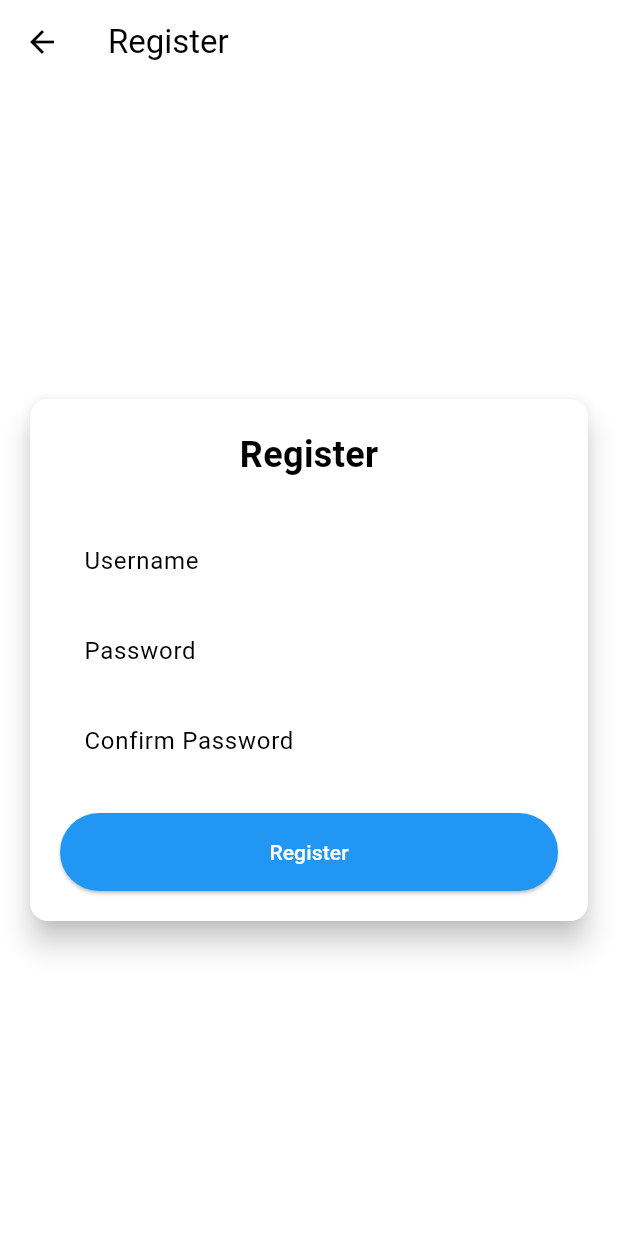
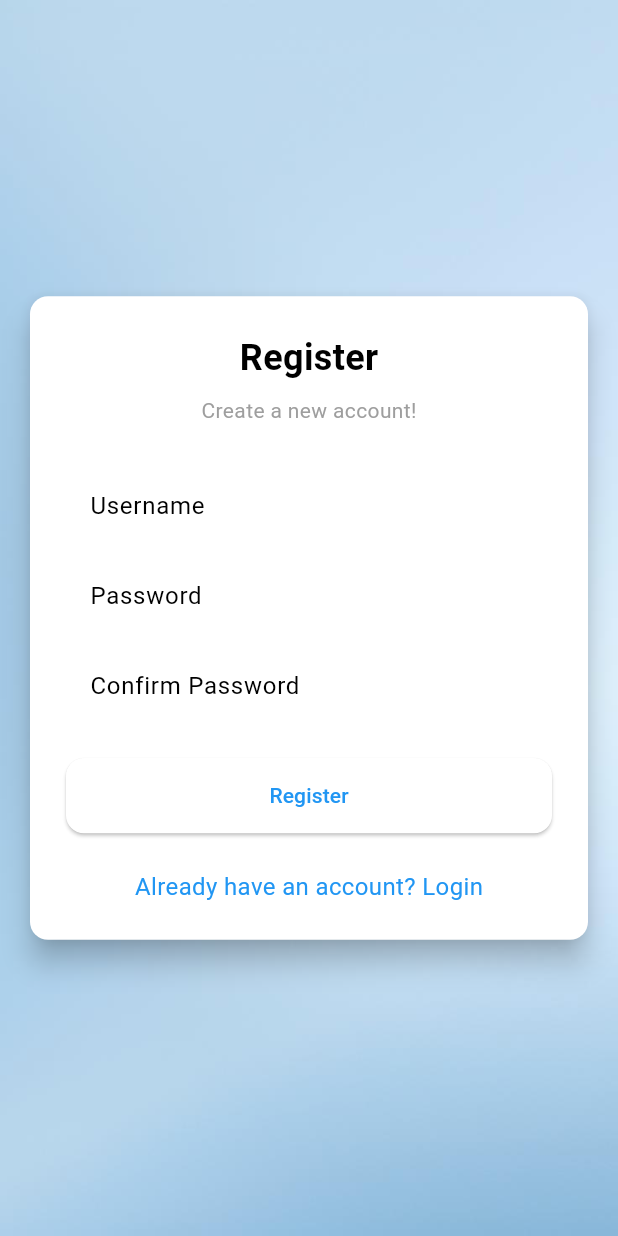
Before and after one commit to SirinAX/Ao-Eleven-Mobile, a Flutter app: the screen it shows after launch, after a tap on "Don't have an account? Register", on a phone screen of 412 x 824 dp. Run offline on Flutter 3.47's test engine with Material 3 defaults, Android fonts, the phone set to English and light mode, and no system bars; missing offline and left inert: pbp_django_auth.

Commit message:
Proses design

```diff
--- a/lib/screens/login.dart
+++ b/lib/screens/login.dart
@@ -1,29 +1,8 @@
-import '../screens/menu.dart';
 import 'package:flutter/material.dart';
 import 'package:pbp_django_auth/pbp_django_auth.dart';
 import 'package:provider/provider.dart';
+import '../screens/menu.dart';
 import '../screens/register.dart';
-
-void main() {
-  runApp(const LoginApp());
-}
-
-class LoginApp extends StatelessWidget {
-  const LoginApp({super.key});
-
-  @override
-  Widget build(BuildContext context) {
-    return MaterialApp(
-      title: 'Login',
-      theme: ThemeData(
-        useMaterial3: true,
-        colorScheme: ColorScheme.fromSwatch(primarySwatch: Colors.blue)
-          .copyWith(secondary: Colors.blueAccent[400]),
-      ),
-      home: const LoginPage(),
-    );
-  }
-}
 
 class LoginPage extends StatefulWidget {
   const LoginPage({super.key});
@@ -35,95 +14,96 @@ class LoginPage extends StatefulWidget {
 class _LoginPageState extends State<LoginPage> {
   final TextEditingController _usernameController = TextEditingController();
   final TextEditingController _passwordController = TextEditingController();
+  bool _loading = false; // Untuk overlay loading
 
   @override
   Widget build(BuildContext context) {
     final request = context.watch<CookieRequest>();
 
     return Scaffold(
-        appBar: AppBar(
-            title: const Text('Login'),
-             automaticallyImplyLeading: false,
+      body: Stack(
+        children: [
+
+          SizedBox.expand(
+            child: Image.asset(
+              'assets/images/bckgroundblue.jpg',
+              fit: BoxFit.cover,
             ),
-        body: Center(
+          ),
+          // Container(
+          //   color: Colors.black.withOpacity(0.3), // Overlay gelap supaya teks kelihatan
+          // ),
+
+
+          Center(
             child: SingleChildScrollView(
               padding: const EdgeInsets.all(16.0),
               child: Card(
                 elevation: 8,
-                shape: RoundedRectangleBorder(
-                  borderRadius: BorderRadius.circular(12.0),
-                ),
+                shape: RoundedRectangleBorder(borderRadius: BorderRadius.circular(12)),
                 child: Padding(
-              padding: const EdgeInsets.all(20.0),
+                  padding: const EdgeInsets.all(24.0),
                   child: Column(
                     mainAxisSize: MainAxisSize.min,
                     children: [
                       const Text(
-                    'Login',
-                    style: TextStyle(
-                      fontSize: 24.0,
-                      fontWeight: FontWeight.bold,
+                        'Sign In',
+                        style: TextStyle(fontSize: 24, fontWeight: FontWeight.bold),
                       ),
+                      const SizedBox(height: 8),
+                      const Text(
+                        'Welcome back to Ao Eleven!',
+                        style: TextStyle(color: Colors.grey),
                       ),
-                  const SizedBox(height: 30.0),
+                      const SizedBox(height: 30),
                       TextField(
                         controller: _usernameController,
-                    decoration: const InputDecoration(
+                        decoration: InputDecoration(
                           labelText: 'Username',
                           hintText: 'Enter your username',
                           border: OutlineInputBorder(
-                        borderRadius: BorderRadius.all(Radius.circular(12.0)),
-                      ),
-                      contentPadding:
-                          EdgeInsets.symmetric(horizontal: 12.0, vertical: 8.0),
+                              borderRadius: BorderRadius.circular(12)),
+                          contentPadding: const EdgeInsets.symmetric(horizontal: 12, vertical: 8),
                         ),
                       ),
-                  const SizedBox(height: 12.0),
+                      const SizedBox(height: 12),
                       TextField(
                         controller: _passwordController,
-                    decoration: const InputDecoration(
+                        obscureText: true,
+                        decoration: InputDecoration(
                           labelText: 'Password',
                           hintText: 'Enter your password',
                           border: OutlineInputBorder(
-                        borderRadius: BorderRadius.all(Radius.circular(12.0)),
+                              borderRadius: BorderRadius.circular(12)),
+                          contentPadding: const EdgeInsets.symmetric(horizontal: 12, vertical: 8),
                         ),
-                      contentPadding:
-                          EdgeInsets.symmetric(horizontal: 12.0, vertical: 8.0),
                       ),
-                    obscureText: true,
-                  ),
-                  const SizedBox(height: 24.0),
+                      const SizedBox(height: 24),
+
                       ElevatedButton(
-                    onPressed: () async {
+                        onPressed: _loading ? null : () async {
+                          setState(() => _loading = true);
                           String username = _usernameController.text;
                           String password = _passwordController.text;
 
                           final response = await request.login(
                               "http://localhost:8000/auth/login/",
-                        {
-                          'username': username,
-                          'password': password,
-                        },
+                              {'username': username, 'password': password}
                           );
+
+                          setState(() => _loading = false);
+
                           if (request.loggedIn) {
-                        String message = response['message'];
-                        String uname = response['username'];
-                        if (context.mounted) {
+                            if (!mounted) return;
                             Navigator.pushReplacement(
                               context,
-                            MaterialPageRoute(
-                                builder: (context) => MyHomePage()),
+                              MaterialPageRoute(builder: (context) => MyHomePage()),
                             );
-                          ScaffoldMessenger.of(context)
-                            ..hideCurrentSnackBar()
-                            ..showSnackBar(
-                              SnackBar(
-                                  content:
-                                      Text("$message Welcome, $uname.")),
+                            ScaffoldMessenger.of(context).showSnackBar(
+                              SnackBar(content: Text("${response['message']} Welcome, ${response['username']}"))
                             );
-                        }
                           } else {
-                        if (context.mounted) {
+                            if (!mounted) return;
                             showDialog(
                               context: context,
                               builder: (context) => AlertDialog(
@@ -131,40 +111,40 @@ class _LoginPageState extends State<LoginPage> {
                                 content: Text(response['message']),
                                 actions: [
                                   TextButton(
+                                    onPressed: () => Navigator.pop(context),
                                     child: const Text('OK'),
-                                  onPressed: () {
-                                    Navigator.pop(context);
-                                  },
                                   ),
                                 ],
                               ),
                             );
                           }
-                      }
                         },
                         style: ElevatedButton.styleFrom(
-                      foregroundColor: Colors.white,
-                      minimumSize: Size(double.infinity, 50),
-                      backgroundColor: Theme.of(context).colorScheme.primary,
-                      padding: const EdgeInsets.symmetric(vertical: 16.0),
+                          minimumSize: const Size(double.infinity, 50),
+                          shape: RoundedRectangleBorder(borderRadius: BorderRadius.circular(12)),
                         ),
-                    child: const Text('Login'),
+                        child: _loading
+                            ? const SizedBox(
+                                width: 24,
+                                height: 24,
+                                child: CircularProgressIndicator(color: Colors.white, strokeWidth: 2),
+                              )
+                            : const Text('Sign In'),
                       ),
-                  const SizedBox(height: 36.0),
+
+                      const SizedBox(height: 24),
                       GestureDetector(
                         onTap: () {
                           Navigator.push(
                             context,
-                        MaterialPageRoute(
-                          builder: (context) => const RegisterPage(),
-                        ),
+                            MaterialPageRoute(builder: (context) => const RegisterPage()),
                           );
                         },
                         child: Text(
-                      'Don\'t have an account? Register',
+                          "Don't have an account? Register",
                           style: TextStyle(
                             color: Theme.of(context).colorScheme.primary,
-                        fontSize: 16.0,
+                            fontSize: 16,
                           ),
                         ),
                       ),
@@ -174,6 +154,8 @@ class _LoginPageState extends State<LoginPage> {
               ),
             ),
           ),
+        ],
+      ),
     );
   }
 }
--- a/lib/screens/register.dart
+++ b/lib/screens/register.dart
@@ -15,105 +15,106 @@ class _RegisterPageState extends State<RegisterPage> {
   final _usernameController = TextEditingController();
   final _passwordController = TextEditingController();
   final _confirmPasswordController = TextEditingController();
+  bool _loading = false; // overlay loading
 
   @override
   Widget build(BuildContext context) {
     final request = context.watch<CookieRequest>();
+
     return Scaffold(
-      appBar: AppBar(
-        title: const Text('Register'),
-        leading: IconButton(
-          icon: const Icon(Icons.arrow_back),
-          onPressed: () {
-            Navigator.pop(context);
-          },
+      body: Stack(
+        children: [
+          SizedBox.expand(
+            child: Image.asset(
+              'assets/images/bckgroundblue.jpg',
+              fit: BoxFit.cover,
             ),
           ),
-      body: Center(
+          // Container(
+          //   color: Colors.black.withOpacity(0.3), // overlay gelap
+          // ),
+
+          // 2️⃣ Center card
+          Center(
             child: SingleChildScrollView(
-          padding: const EdgeInsets.all(16.0),
+              padding: const EdgeInsets.all(16),
               child: Card(
                 elevation: 8,
                 shape: RoundedRectangleBorder(
-              borderRadius: BorderRadius.circular(12.0),
+                  borderRadius: BorderRadius.circular(12),
                 ),
                 child: Padding(
-              padding: const EdgeInsets.all(20.0),
+                  padding: const EdgeInsets.all(24),
                   child: Column(
                     mainAxisSize: MainAxisSize.min,
-                children: <Widget>[
+                    children: [
                       const Text(
                         'Register',
                         style: TextStyle(
-                      fontSize: 24.0,
-                      fontWeight: FontWeight.bold,
+                            fontSize: 24, fontWeight: FontWeight.bold),
                       ),
+                      const SizedBox(height: 8),
+                      const Text(
+                        'Create a new account!',
+                        style: TextStyle(color: Colors.grey),
                       ),
-                  const SizedBox(height: 30.0),
-                  TextFormField(
+                      const SizedBox(height: 30),
+
+                      // Username
+                      TextField(
                         controller: _usernameController,
-                    decoration: const InputDecoration(
+                        decoration: InputDecoration(
                           labelText: 'Username',
                           hintText: 'Enter your username',
                           border: OutlineInputBorder(
-                        borderRadius: BorderRadius.all(Radius.circular(12.0)),
+                              borderRadius: BorderRadius.circular(12)),
+                          contentPadding: const EdgeInsets.symmetric(
+                              horizontal: 12, vertical: 8),
                         ),
-                      contentPadding:
-                          EdgeInsets.symmetric(horizontal: 12.0, vertical: 8.0),
                       ),
-                    validator: (value) {
-                      if (value == null || value.isEmpty) {
-                        return 'Please enter your username';
-                      }
-                      return null;
-                    },
-                  ),
-                  const SizedBox(height: 12.0),
-                  TextFormField(
+                      const SizedBox(height: 12),
+
+                      // Password
+                      TextField(
                         controller: _passwordController,
-                    decoration: const InputDecoration(
+                        obscureText: true,
+                        decoration: InputDecoration(
                           labelText: 'Password',
                           hintText: 'Enter your password',
                           border: OutlineInputBorder(
-                        borderRadius: BorderRadius.all(Radius.circular(12.0)),
+                              borderRadius: BorderRadius.circular(12)),
+                          contentPadding: const EdgeInsets.symmetric(
+                              horizontal: 12, vertical: 8),
                         ),
-                      contentPadding:
-                          EdgeInsets.symmetric(horizontal: 12.0, vertical: 8.0),
                       ),
+                      const SizedBox(height: 12),
+
+                      // Confirm Password
+                      TextField(
+                        controller: _confirmPasswordController,
                         obscureText: true,
-                    validator: (value) {
-                      if (value == null || value.isEmpty) {
-                        return 'Please enter your password';
-                      }
-                      return null;
-                    },
-                  ),
-                  const SizedBox(height: 12.0),
-                  TextFormField(
-                    controller: _confirmPasswordController,
-                    decoration: const InputDecoration(
+                        decoration: InputDecoration(
                           labelText: 'Confirm Password',
                           hintText: 'Confirm your password',
                           border: OutlineInputBorder(
-                        borderRadius: BorderRadius.all(Radius.circular(12.0)),
+                              borderRadius: BorderRadius.circular(12)),
+                          contentPadding: const EdgeInsets.symmetric(
+                              horizontal: 12, vertical: 8),
                         ),
-                      contentPadding:
-                          EdgeInsets.symmetric(horizontal: 12.0, vertical: 8.0),
                       ),
-                    obscureText: true,
-                    validator: (value) {
-                      if (value == null || value.isEmpty) {
-                        return 'Please confirm your password';
-                      }
-                      return null;
-                    },
-                  ),
-                  const SizedBox(height: 24.0),
+                      const SizedBox(height: 24),
+
+                      // Register Button
                       ElevatedButton(
-                    onPressed: () async {
+                        onPressed: _loading
+                            ? null
+                            : () async {
+                                setState(() => _loading = true);
+
                                 String username = _usernameController.text;
                                 String password1 = _passwordController.text;
-                      String password2 = _confirmPasswordController.text;
+                                String password2 =
+                                    _confirmPasswordController.text;
 
                                 final response = await request.postJson(
                                   "http://localhost:8000/auth/register/",
@@ -124,34 +125,66 @@ class _RegisterPageState extends State<RegisterPage> {
                                   }),
                                 );
 
-                      if (context.mounted) {
+                                setState(() => _loading = false);
+
+                                if (!mounted) return;
+
                                 if (response['status'] == 'success') {
                                   ScaffoldMessenger.of(context).showSnackBar(
                                     const SnackBar(
-                              content: Text('Successfully registered!'),
+                                        content:
+                                            Text('Successfully registered!')),
+                                  );
+                                  Navigator.pushReplacement(
+                                    context,
+                                    MaterialPageRoute(
+                                        builder: (context) =>
+                                            const LoginPage()),
+                                  );
+                                } else {
+                                  ScaffoldMessenger.of(context).showSnackBar(
+                                    SnackBar(
+                                        content: Text(
+                                            response['message'] ??
+                                                'Failed to register!')),
+                                  );
+                                }
+                              },
+                        style: ElevatedButton.styleFrom(
+                          minimumSize: const Size(double.infinity, 50),
+                          shape: RoundedRectangleBorder(
+                              borderRadius: BorderRadius.circular(12)),
                         ),
-                          );
+                        child: _loading
+                            ? const SizedBox(
+                                width: 24,
+                                height: 24,
+                                child: CircularProgressIndicator(
+                                  color: Colors.white,
+                                  strokeWidth: 2,
+                                ),
+                              )
+                            : const Text('Register'),
+                      ),
+
+                      const SizedBox(height: 24),
+
+                      // Link ke Login
+                      GestureDetector(
+                        onTap: () {
                           Navigator.pushReplacement(
                             context,
                             MaterialPageRoute(
                                 builder: (context) => const LoginPage()),
                           );
-                        } else {
-                          ScaffoldMessenger.of(context).showSnackBar(
-                            const SnackBar(
-                              content: Text('Failed to register!'),
+                        },
+                        child: Text(
+                          "Already have an account? Login",
+                          style: TextStyle(
+                            color: Theme.of(context).colorScheme.primary,
+                            fontSize: 16,
                           ),
-                          );
-                        }
-                      }
-                    },
-                    style: ElevatedButton.styleFrom(
-                      foregroundColor: Colors.white,
-                      minimumSize: Size(double.infinity, 50),
-                      backgroundColor: Theme.of(context).colorScheme.primary,
-                      padding: const EdgeInsets.symmetric(vertical: 16.0),
                         ),
-                    child: const Text('Register'),
                       ),
                     ],
                   ),
@@ -159,6 +192,8 @@ class _RegisterPageState extends State<RegisterPage> {
               ),
             ),
           ),
+        ],
+      ),
     );
   }
 }
--- a/pubspec.yaml
+++ b/pubspec.yaml
@@ -64,6 +64,8 @@ flutter:
   # assets:
   #   - images/a_dot_burr.jpeg
   #   - images/a_dot_ham.jpeg
+  assets:
+    - assets/images/
 
   # An image asset can refer to one or more resolution-specific "variants", see
   # https://flutter.dev/to/resolution-aware-images
```
Also changed, not shown: assets/images/amerikue.jpeg (added), assets/images/bckgroundblue.jpg (added), assets/images/inidia.jpg (added), 1 other file. Lines whose indentation alone changed are shown as unchanged.
